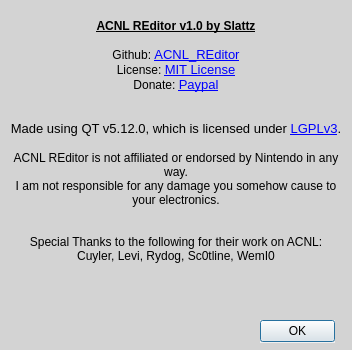
Above: Forms/aboutwindow.ui from Slattz/ACNL_REditor before the change. Below: the same form after it.
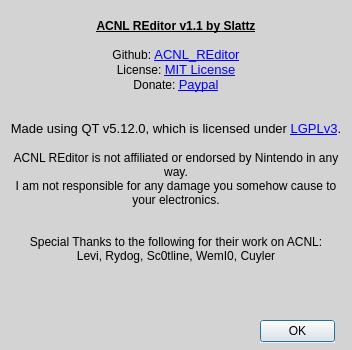
That is the form after the change.

Commit message: Add version to main window title and bump to v1.1

```diff
--- a/Forms/aboutwindow.ui
+++ b/Forms/aboutwindow.ui
@@ -69,7 +69,7 @@
 p, li { white-space: pre-wrap; }
 &lt;/style&gt;&lt;/head&gt;&lt;body style=&quot; font-family:'MS Shell Dlg 2'; font-size:10pt; font-weight:400; font-style:normal;&quot;&gt;
 &lt;p align=&quot;center&quot; style=&quot;-qt-paragraph-type:empty; margin-top:0px; margin-bottom:0px; margin-left:0px; margin-right:0px; -qt-block-indent:0; text-indent:0px;&quot;&gt;&lt;br /&gt;&lt;/p&gt;
-&lt;p align=&quot;center&quot; style=&quot; margin-top:0px; margin-bottom:0px; margin-left:0px; margin-right:0px; -qt-block-indent:0; text-indent:0px;&quot;&gt;&lt;span style=&quot; font-size:9pt; font-weight:600; text-decoration: underline;&quot;&gt;ACNL REditor v1.0 by Slattz&lt;/span&gt;&lt;/p&gt;
+&lt;p align=&quot;center&quot; style=&quot; margin-top:0px; margin-bottom:0px; margin-left:0px; margin-right:0px; -qt-block-indent:0; text-indent:0px;&quot;&gt;&lt;span style=&quot; font-size:9pt; font-weight:600; text-decoration: underline;&quot;&gt;ACNL REditor v1.1 by Slattz&lt;/span&gt;&lt;/p&gt;
 &lt;p align=&quot;center&quot; style=&quot;-qt-paragraph-type:empty; margin-top:0px; margin-bottom:0px; margin-left:0px; margin-right:0px; -qt-block-indent:0; text-indent:0px; font-size:9pt; font-weight:600; text-decoration: underline;&quot;&gt;&lt;br /&gt;&lt;/p&gt;
 &lt;p align=&quot;center&quot; style=&quot; margin-top:0px; margin-bottom:0px; margin-left:0px; margin-right:0px; -qt-block-indent:0; text-indent:0px;&quot;&gt;&lt;span style=&quot; font-size:9pt;&quot;&gt;Github: &lt;/span&gt;&lt;a href=&quot;https://github.com/Slattz/ACNL_REditor&quot;&gt;&lt;span style=&quot; text-decoration: underline; color:#0000ff;&quot;&gt;ACNL_REditor&lt;/span&gt;&lt;/a&gt;&lt;/p&gt;
 &lt;p align=&quot;center&quot; style=&quot; margin-top:0px; margin-bottom:0px; margin-left:0px; margin-right:0px; -qt-block-indent:0; text-indent:0px;&quot;&gt;&lt;span style=&quot; font-size:9pt;&quot;&gt;License: &lt;/span&gt;&lt;a href=&quot;https://github.com/Slattz/ACNL_REditor/blob/master/LICENSE&quot;&gt;&lt;span style=&quot; text-decoration: underline; color:#0000ff;&quot;&gt;MIT License&lt;/span&gt;&lt;/a&gt;&lt;/p&gt;
@@ -83,7 +83,7 @@
 &lt;p align=&quot;center&quot; style=&quot;-qt-paragraph-type:empty; margin-top:0px; margin-bottom:0px; margin-left:0px; margin-right:0px; -qt-block-indent:0; text-indent:0px; font-size:9pt;&quot;&gt;&lt;br /&gt;&lt;/p&gt;
 &lt;p align=&quot;center&quot; style=&quot;-qt-paragraph-type:empty; margin-top:0px; margin-bottom:0px; margin-left:0px; margin-right:0px; -qt-block-indent:0; text-indent:0px; font-size:9pt;&quot;&gt;&lt;br /&gt;&lt;/p&gt;
 &lt;p align=&quot;center&quot; style=&quot; margin-top:0px; margin-bottom:0px; margin-left:0px; margin-right:0px; -qt-block-indent:0; text-indent:0px;&quot;&gt;&lt;span style=&quot; font-size:9pt;&quot;&gt;Special Thanks to the following for their work on ACNL:&lt;/span&gt;&lt;/p&gt;
-&lt;p align=&quot;center&quot; style=&quot; margin-top:0px; margin-bottom:0px; margin-left:0px; margin-right:0px; -qt-block-indent:0; text-indent:0px;&quot;&gt;&lt;span style=&quot; font-size:9pt;&quot;&gt;Cuyler, Levi, Rydog, Sc0tline, WemI0&lt;/span&gt;&lt;/p&gt;&lt;/body&gt;&lt;/html&gt;</string>
+&lt;p align=&quot;center&quot; style=&quot; margin-top:0px; margin-bottom:0px; margin-left:0px; margin-right:0px; -qt-block-indent:0; text-indent:0px;&quot;&gt;&lt;span style=&quot; font-size:9pt;&quot;&gt;Levi, Rydog, Sc0tline, WemI0, Cuyler&lt;/span&gt;&lt;/p&gt;&lt;/body&gt;&lt;/html&gt;</string>
    </property>
    <property name="textInteractionFlags">
     <set>Qt::LinksAccessibleByKeyboard|Qt::LinksAccessibleByMouse</set>
```
The commit also changes 1 other file.
